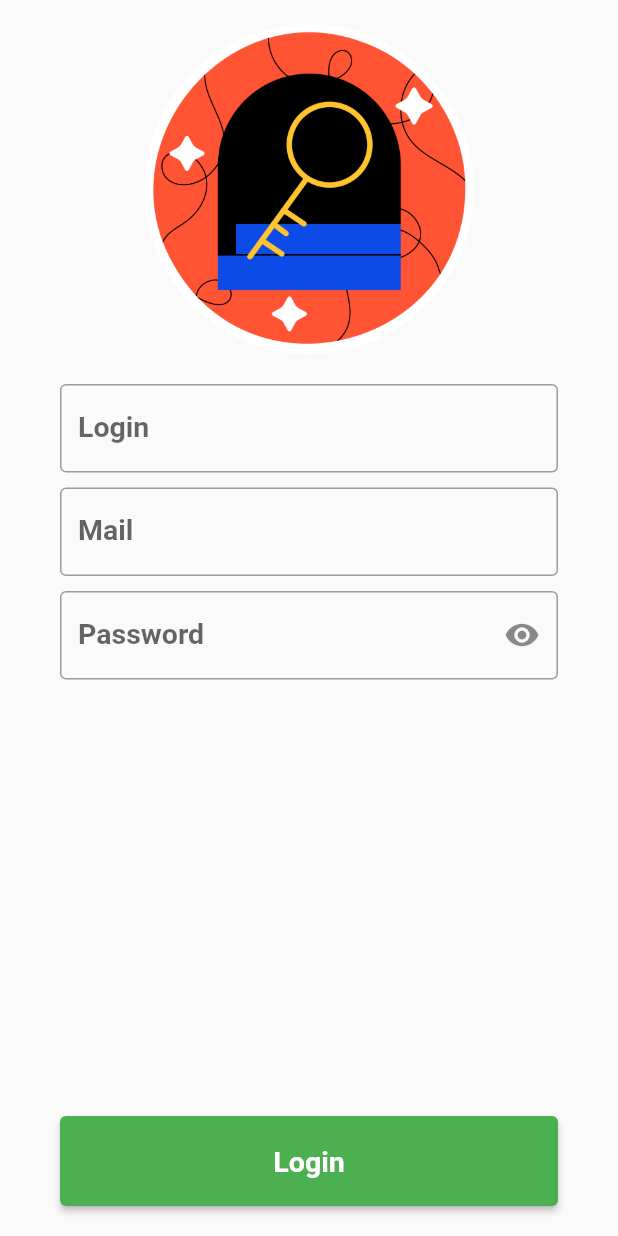
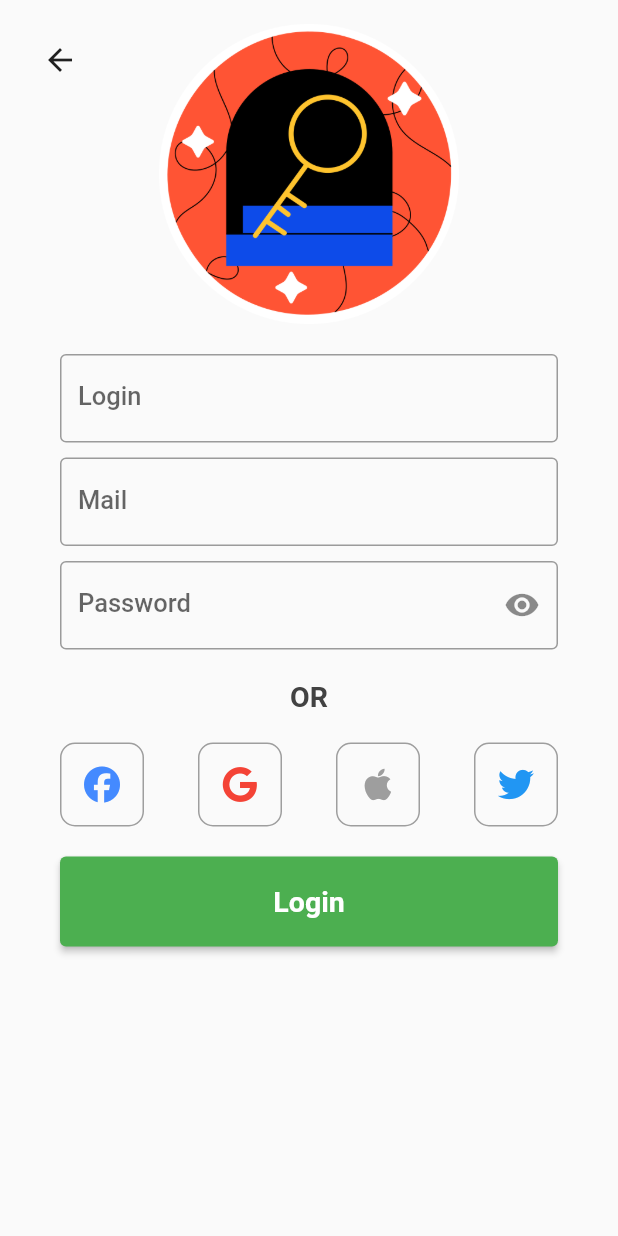
Before and after one commit to SpeedfireV/recipes, a Flutter app: the LoginPage screen opened by its route, on a phone screen of 412 x 824 dp. Run offline on Flutter 3.47's test engine with Material 2 defaults, Android fonts, the phone set to English and light mode, and no system bars; our stand-ins replace flutter_hooks, flutter_riverpod, font_awesome_flutter, go_router, hooks_riverpod, smooth_page_indicator.

Commit message:
Login Page

```diff
--- /dev/null
+++ b/lib/constants/colors.dart
@@ -0,0 +1,5 @@
+import 'package:flutter/material.dart';
+
+class ColorsCustom {
+  static Color grey = Colors.grey[800]!;
+}
--- a/lib/pages/login_page.dart
+++ b/lib/pages/login_page.dart
@@ -1,8 +1,12 @@
 import 'package:flutter/material.dart';
+import 'package:flutter_hooks/flutter_hooks.dart';
 import 'package:flutter_riverpod/flutter_riverpod.dart';
+import 'package:font_awesome_flutter/font_awesome_flutter.dart';
+import 'package:hooks_riverpod/hooks_riverpod.dart';
+import 'package:sports/constants/colors.dart';
 import 'package:sports/constants/images.dart';
 
-class LoginPage extends ConsumerStatefulWidget {
+class LoginPage extends StatefulHookConsumerWidget {
   const LoginPage({super.key});
 
   @override
@@ -10,42 +14,86 @@ class LoginPage extends ConsumerStatefulWidget {
 }
 
 class _LoginPageState extends ConsumerState<LoginPage> {
+  final _formKey = GlobalKey<FormState>();
+
   @override
   Widget build(BuildContext context) {
+    final mailController = useTextEditingController();
+    final loginController = useTextEditingController();
+    final passwordController = useTextEditingController();
+
     return Scaffold(
-        resizeToAvoidBottomInset: false,
-        body: Padding(
-          padding: const EdgeInsets.only(left: 40.0, right: 40.0, top: 16.0),
+        body: Column(
+      children: [
+        Expanded(
+          child: ListView(
+            children: [
+              Column(
+                mainAxisSize: MainAxisSize.min,
+                children: [
+                  SizedBox(height: 16),
+                  Row(
+                    children: [
+                      Expanded(
+                        child: Stack(
+                          children: [
+                            Padding(
+                              padding: const EdgeInsets.only(left: 16.0),
+                              child: IconButton(
+                                  onPressed: () {},
+                                  icon: Icon(Icons.arrow_back)),
+                            ),
+                            Align(
+                              alignment: Alignment.center,
+                              child: Image(
+                                  width: 200,
+                                  height: 200,
+                                  image: AssetImage(Images.login)),
+                            ),
+                          ],
+                        ),
+                      ),
+                    ],
+                  ),
+                  Padding(
+                    padding: const EdgeInsets.symmetric(horizontal: 40.0),
+                    child: Form(
+                      key: _formKey,
                       child: Column(
                         children: [
-              Image(width: 220, height: 220, image: AssetImage(Images.login)),
                           SizedBox(height: 20),
                           TextFormField(
+                            controller: loginController,
                             decoration: InputDecoration(
                                 label: Text(
                                   "Login",
-                      style:
-                          TextStyle(fontSize: 19, fontWeight: FontWeight.w600),
+                                  style: TextStyle(
+                                      fontSize: 17,
+                                      fontWeight: FontWeight.w500),
                                 ),
                                 border: OutlineInputBorder()),
                           ),
                           SizedBox(height: 10),
                           TextFormField(
+                            controller: mailController,
                             decoration: InputDecoration(
                                 label: Text(
                                   "Mail",
-                      style:
-                          TextStyle(fontSize: 19, fontWeight: FontWeight.w600),
+                                  style: TextStyle(
+                                      fontSize: 17,
+                                      fontWeight: FontWeight.w500),
                                 ),
                                 border: OutlineInputBorder()),
                           ),
                           SizedBox(height: 10),
                           TextFormField(
+                            controller: passwordController,
                             decoration: InputDecoration(
                                 label: Text(
                                   "Password",
-                      style:
-                          TextStyle(fontSize: 19, fontWeight: FontWeight.w600),
+                                  style: TextStyle(
+                                      fontSize: 17,
+                                      fontWeight: FontWeight.w500),
                                 ),
                                 border: OutlineInputBorder(),
                                 suffixIcon: IconButton(
@@ -55,7 +103,39 @@ class _LoginPageState extends ConsumerState<LoginPage> {
                                   },
                                 )),
                           ),
-              Expanded(child: Container()),
+                          SizedBox(height: 20),
+                          Text("OR",
+                              style: TextStyle(
+                                  fontSize: 19,
+                                  fontWeight: FontWeight.w600,
+                                  color: ColorsCustom.grey)),
+                          SizedBox(height: 20),
+                          Row(
+                            mainAxisAlignment: MainAxisAlignment.spaceBetween,
+                            children: [
+                              //TODO: Login Functions
+                              OutlinedIconButton(
+                                  function: () {},
+                                  icon: FontAwesomeIcons.facebook,
+                                  color: Colors.blueAccent),
+                              OutlinedIconButton(
+                                function: () {},
+                                icon: FontAwesomeIcons.google,
+                                color: Colors.red,
+                              ),
+                              OutlinedIconButton(
+                                function: () {},
+                                icon: FontAwesomeIcons.apple,
+                                color: Colors.grey[500],
+                              ),
+                              OutlinedIconButton(
+                                function: () {},
+                                icon: FontAwesomeIcons.twitter,
+                                color: Colors.blue,
+                              ),
+                            ],
+                          ),
+                          SizedBox(height: 20),
                           Row(
                             children: [
                               Expanded(
@@ -66,19 +146,63 @@ class _LoginPageState extends ConsumerState<LoginPage> {
                                   child: Text(
                                     "Login",
                                     style: TextStyle(
-                            fontSize: 19, fontWeight: FontWeight.w600),
+                                        fontSize: 19,
+                                        fontWeight: FontWeight.w600),
                                   ),
                                   style: ButtonStyle(
-                          minimumSize: MaterialStatePropertyAll(Size(0, 60))),
+                                      minimumSize: MaterialStatePropertyAll(
+                                          Size(0, 60))),
                                 ),
                               ),
                             ],
                           ),
                           SizedBox(
                             height: 20,
-              )
+                          ),
                         ],
                       ),
+                    ),
+                  ),
+                ],
+              ),
+            ],
+          ),
+        ),
+      ],
     ));
   }
 }
+
+class OutlinedIconButton extends ConsumerStatefulWidget {
+  const OutlinedIconButton(
+      {super.key, required this.function, required this.icon, this.color});
+  final VoidCallback function;
+  final IconData icon;
+  final Color? color;
+
+  @override
+  ConsumerState<ConsumerStatefulWidget> createState() =>
+      _OutlinedIconButtonState();
+}
+
+class _OutlinedIconButtonState extends ConsumerState<OutlinedIconButton> {
+  @override
+  Widget build(BuildContext context) {
+    return InkWell(
+      borderRadius: BorderRadius.circular(10),
+      onTap: widget.function,
+      child: Ink(
+        decoration: BoxDecoration(
+            borderRadius: BorderRadius.circular(10),
+            border: Border.all(color: Colors.grey[500]!)),
+        child: Padding(
+          padding: const EdgeInsets.all(15.0),
+          child: Icon(
+            widget.icon,
+            color: widget.color ?? Colors.grey[700]!,
+          ),
+        ),
+      ),
+    );
+  }
+}
--- a/pubspec.yaml
+++ b/pubspec.yaml
@@ -9,8 +9,11 @@ environment:
 dependencies:
   flutter:
     sdk: flutter
+  flutter_hooks: ^0.18.6
   flutter_riverpod: ^2.3.6
+  font_awesome_flutter: ^10.5.0
   go_router: ^9.0.0
+  hooks_riverpod: ^2.3.6
   riverpod: ^2.3.6
   smooth_page_indicator: ^1.1.0
 
```
Also changed, not shown: pubspec.lock. Lines whose indentation alone changed are shown as unchanged.
